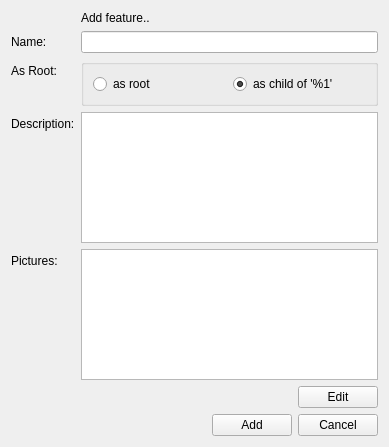
Wolframe/configurator, file client/uiforms/feature_add.ui: the form before one commit.
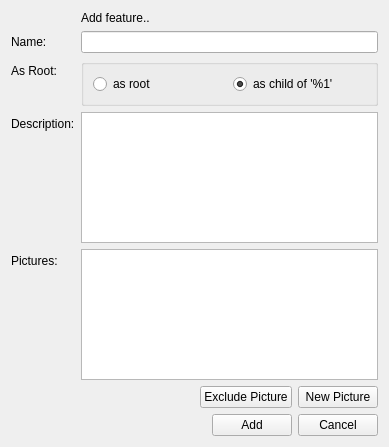
The form after the commit. Icons and pictures are not drawn.

Commit message: make feature picture editining work as cateory case

What changed in the file:
```diff
--- a/client/uiforms/feature_add.ui
+++ b/client/uiforms/feature_add.ui
@@ -205,7 +205,17 @@
      <item>
       <widget class="QPushButton" name="add_edit_button">
        <property name="text">
-        <string>Edit</string>
+        <string>Exclude Picture</string>
+       </property>
+       <property name="datasignal:clicked" stdset="0">
+        <string>exclude_picture@main.pictures</string>
+       </property>
+      </widget>
+     </item>
+     <item>
+      <widget class="QPushButton" name="new_pictures">
+       <property name="text">
+        <string>New Picture</string>
        </property>
        <property name="form" stdset="0">
         <string>picture_select?widgetid={main.widgetid}_picture&amp;picture.selected={pictures.id}</string>
```
Left out of the diff: 51 changed lines with no effect on the pictures. The commit also changes 7 other files.
